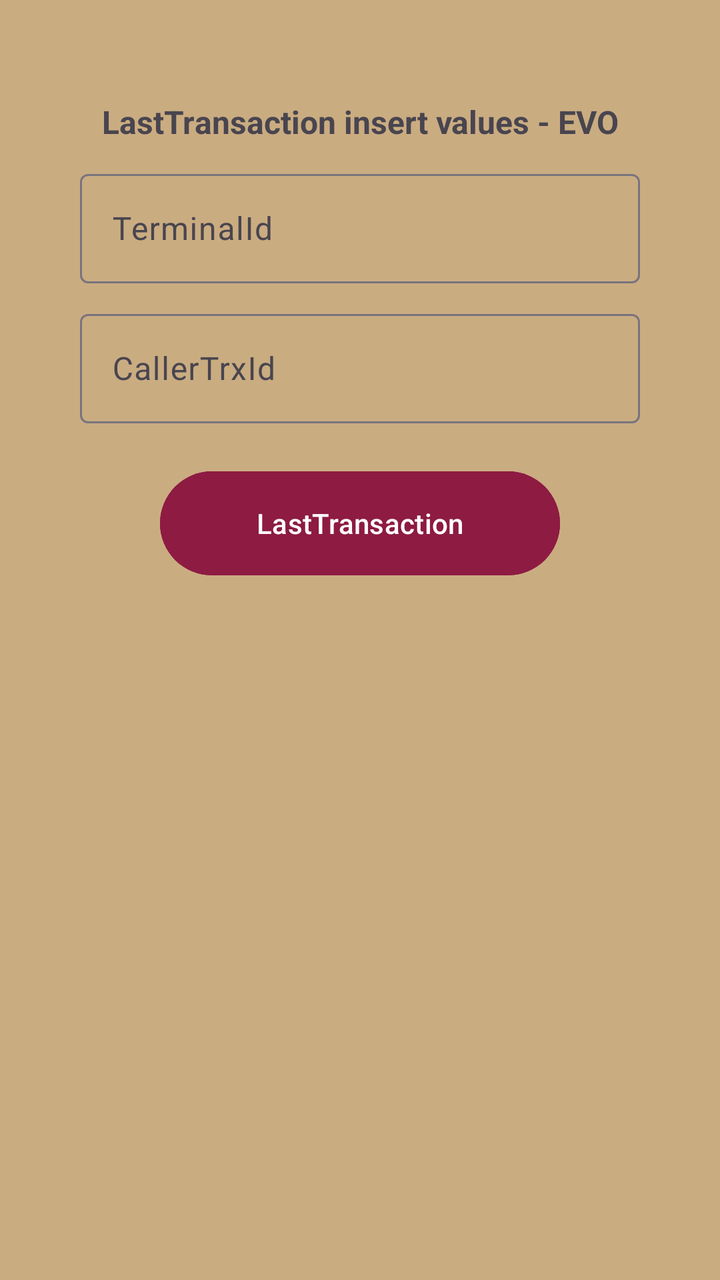
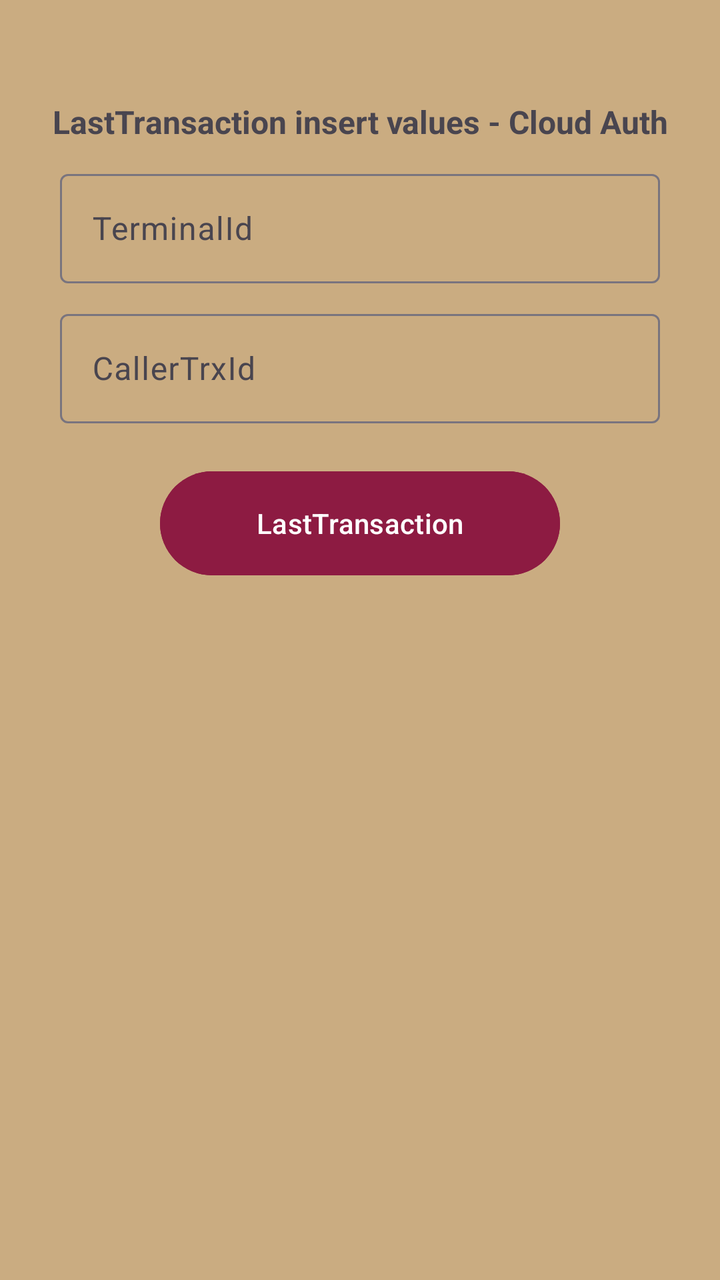

Compare the two renders of this Android layout. The source of the first and the diff that turns it into the second are given below.
<!-- AndroidManifest.xml: application theme Theme.Softposevokotlin01 -->
<!-- res/layout/activity_last_transaction_insert_values.xml -->
<?xml version="1.0" encoding="utf-8"?>
<LinearLayout xmlns:android="http://schemas.android.com/apk/res/android"
    xmlns:app="http://schemas.android.com/apk/res-auto"
    xmlns:tools="http://schemas.android.com/tools"
    android:id="@+id/main"
    android:layout_width="match_parent"
    android:layout_height="match_parent"
    android:background="@color/color_background_activity"
    tools:context=".activities.LastTransactionInsertValuesActivity"
    android:orientation="vertical"
    >

    <TextView
        android:id="@+id/textViewLastTransacionHeader"
        android:layout_width="match_parent"
        android:layout_height="wrap_content"
        android:layout_marginTop="50dp"
        android:text="LastTransaction insert values - EVO"
        android:textAlignment="center"
        android:textSize="16sp"
        android:textStyle="bold"
        />

    <ScrollView
        android:layout_width="wrap_content"
        android:layout_height="wrap_content"
        android:layout_gravity="center"
        android:layout_marginTop="10dp"
        >

        <LinearLayout
            android:layout_width="match_parent"
            android:layout_height="wrap_content"
            android:orientation="vertical"
            >
            <com.google.android.material.textfield.TextInputLayout
                android:id="@+id/textInputLayoutTerminalId"
                android:layout_width="@dimen/edittext_width"
                android:layout_height="@dimen/edittext_height"
                android:hint="TerminalId">

                <EditText
                    android:id="@+id/editTextTerminalId"
                    android:layout_width="match_parent"
                    android:layout_height="match_parent"
                    android:ems="10"
                    android:inputType="text"

                    />

            </com.google.android.material.textfield.TextInputLayout>

            <com.google.android.material.textfield.TextInputLayout
                android:id="@+id/textInputLayoutCallerTrxId"
                android:layout_width="@dimen/edittext_width"
                android:layout_height="@dimen/edittext_height"
                android:layout_marginTop="@dimen/edittext_margin_top"
                android:hint="CallerTrxId">

                <EditText
                    android:id="@+id/editTextCallerTrxId"
                    android:layout_width="match_parent"
                    android:layout_height="match_parent"
                    android:ems="10"
                    android:inputType="text"

                    />

            </com.google.android.material.textfield.TextInputLayout>


            <Button
                android:id="@+id/btnStartLastTransaction"
                android:layout_width="200dp"
                android:layout_height="@dimen/button_height"
                android:layout_marginTop="20dp"
                android:layout_gravity="center"
                android:backgroundTint="@color/color_background_button"
                android:text="LastTransaction" />

        </LinearLayout>

    </ScrollView>


</LinearLayout>
<!-- resources referenced by this layout -->
<resources>
  <color name="color_background_activity">#CAAC81</color>
  <color name="color_background_button">#8D1B42</color>
  <dimen name="button_height">60dp</dimen>
  <dimen name="edittext_height">60dp</dimen>
  <dimen name="edittext_margin_top">10dp</dimen>
  <dimen name="edittext_width">280dp</dimen>
  <style name="Theme.Softposevokotlin01" parent="Base.Theme.Softposevokotlin01" />
  <style name="Base.Theme.Softposevokotlin01" parent="Theme.Material3.DayNight.NoActionBar">
          
          
      </style>
</resources>

<!-- the commit's change to res/layout/activity_last_transaction_insert_values.xml (unified diff, before → after) -->
@@ -15,7 +15,7 @@
         android:layout_width="match_parent"
         android:layout_height="wrap_content"
         android:layout_marginTop="50dp"
-        android:text="LastTransaction insert values - EVO"
+        android:text="LastTransaction insert values - Cloud Auth"
         android:textAlignment="center"
         android:textSize="16sp"
         android:textStyle="bold"
<!-- resource entries referenced after the edit -->
@@ -5,7 +5,7 @@
   <dimen name="button_height">60dp</dimen>
   <dimen name="edittext_height">60dp</dimen>
   <dimen name="edittext_margin_top">10dp</dimen>
-  <dimen name="edittext_width">280dp</dimen>
+  <dimen name="edittext_width">300dp</dimen>
   <style name="Theme.Softposevokotlin01" parent="Base.Theme.Softposevokotlin01" />
   <style name="Base.Theme.Softposevokotlin01" parent="Theme.Material3.DayNight.NoActionBar">
           
